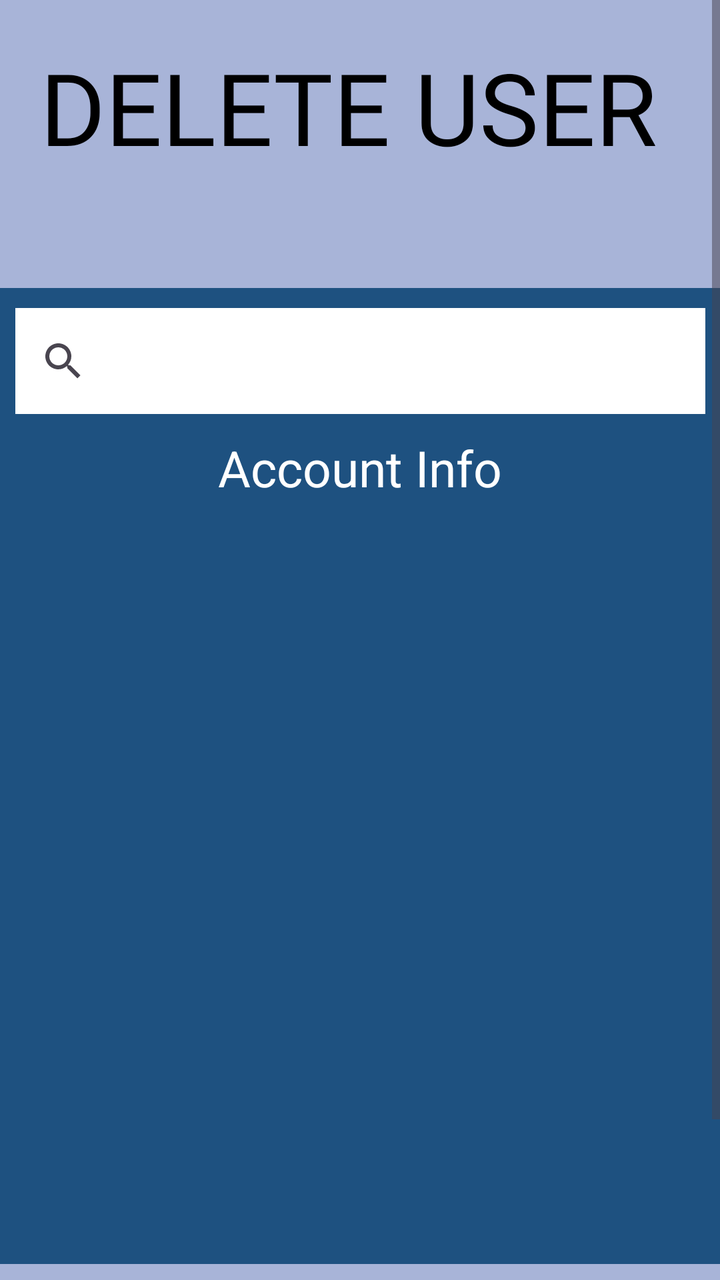
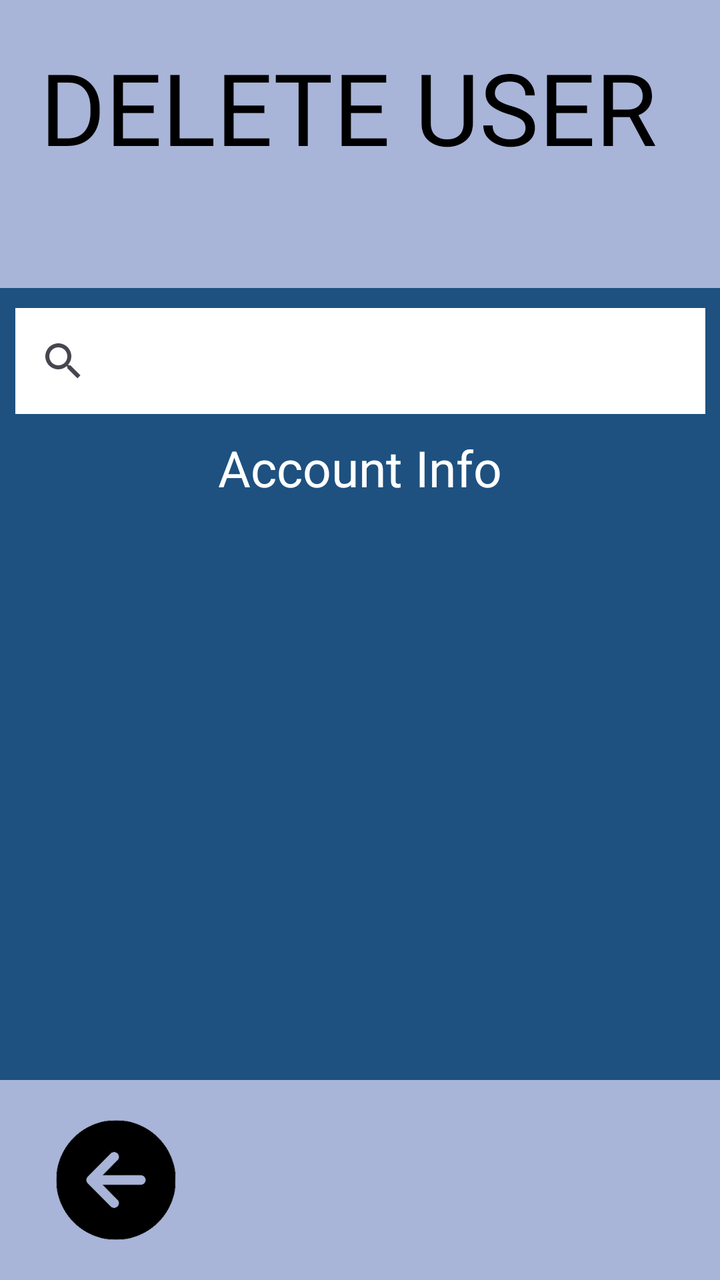

Two renders of the same Android screen: before a commit and after it. Below are the layout's source before the change and the commit's diff.
<!-- AndroidManifest.xml: application theme Theme.FinalsApplication -->
<!-- res/layout/activity_delete_account.xml -->
<?xml version="1.0" encoding="utf-8"?>
<RelativeLayout xmlns:android="http://schemas.android.com/apk/res/android"
    android:layout_width="match_parent"
    android:layout_height="match_parent"
    xmlns:tools="http://schemas.android.com/tools"
    xmlns:app="http://schemas.android.com/apk/res-auto"
    android:background="#1e5180">

    <ScrollView
        android:layout_width="409dp"
        android:layout_height="729dp"
        tools:layout_editor_absoluteX="1dp"
        tools:layout_editor_absoluteY="1dp">

        <LinearLayout
            android:layout_width="match_parent"
            android:layout_height="wrap_content"
            android:orientation="vertical">

            <LinearLayout
                android:layout_width="match_parent"
                android:layout_height="144dp"
                android:background="#a8b4d8"
                android:orientation="vertical">

                <TextView
                    android:id="@+id/mainLabel1"
                    android:layout_width="wrap_content"
                    android:layout_height="wrap_content"
                    android:layout_marginStart="20dp"
                    android:layout_marginTop="20dp"
                    android:fontFamily="@font/roboto_black"
                    android:text="DELETE USER"
                    android:textColor="@color/black"
                    android:textSize="50sp" />

            </LinearLayout>

            <androidx.constraintlayout.widget.ConstraintLayout
                android:layout_width="match_parent"
                android:layout_height="488dp">

                <TextView
                    android:id="@+id/nameLabel"
                    android:layout_width="wrap_content"
                    android:layout_height="wrap_content"
                    android:layout_marginTop="10dp"
                    android:text="Account Info"
                    android:textColor="@color/white"
                    android:textSize="25sp"
                    app:layout_constraintEnd_toEndOf="parent"
                    app:layout_constraintStart_toStartOf="parent"
                    app:layout_constraintTop_toBottomOf="@+id/searchView" />

                <ListView
                    android:id="@+id/list"
                    android:layout_width="match_parent"
                    android:layout_height="376dp"
                    android:layout_marginStart="4dp"
                    android:layout_marginTop="15dp"
                    android:textColor="@color/white"
                    app:layout_constraintStart_toStartOf="parent"
                    app:layout_constraintTop_toBottomOf="@+id/nameLabel" />

                <SearchView
                    android:id="@+id/searchView"
                    android:layout_width="345dp"
                    android:layout_height="53dp"
                    android:layout_marginTop="10dp"
                    android:background="@color/white"
                    app:layout_constraintEnd_toEndOf="parent"
                    app:layout_constraintStart_toStartOf="parent"
                    app:layout_constraintTop_toTopOf="parent" />

            </androidx.constraintlayout.widget.ConstraintLayout>

            <LinearLayout
                android:layout_width="match_parent"
                android:layout_height="100dip"
                android:layout_alignParentBottom="true"
                android:background="#a8b4d8">

                <ImageButton
                    android:id="@+id/backButton"
                    android:layout_width="76dp"
                    android:layout_height="wrap_content"
                    android:layout_marginStart="20dp"
                    android:layout_marginTop="20dp"
                    android:layout_marginBottom="20dp"
                    android:background="?android:attr/selectableItemBackground"
                    android:scaleType="fitCenter"
                    android:src="@drawable/arrowleft" />


            </LinearLayout>

        </LinearLayout>
    </ScrollView>
</RelativeLayout>
<!-- resources referenced by this layout -->
<resources>
  <color name="black">#000000</color>
  <color name="white">#FFFFFFFF</color>
  <!-- drawable arrowleft: png bitmap (drawable, 16559 bytes) -->
  <style name="Theme.FinalsApplication" parent="Base.Theme.FinalsApplication" />
  <style name="Base.Theme.FinalsApplication" parent="Theme.Material3.DayNight.NoActionBar">
          
          
          <item name="android:statusBarColor">#00000000</item>
      </style>
</resources>

<!-- the commit's change to res/layout/activity_delete_account.xml (unified diff, before → after) -->
@@ -74,26 +74,23 @@
 
             </androidx.constraintlayout.widget.ConstraintLayout>
 
-            <LinearLayout
-                android:layout_width="match_parent"
-                android:layout_height="100dip"
-                android:layout_alignParentBottom="true"
-                android:background="#a8b4d8">
-
-                <ImageButton
-                    android:id="@+id/backButton"
-                    android:layout_width="76dp"
-                    android:layout_height="wrap_content"
-                    android:layout_marginStart="20dp"
-                    android:layout_marginTop="20dp"
-                    android:layout_marginBottom="20dp"
-                    android:background="?android:attr/selectableItemBackground"
-                    android:scaleType="fitCenter"
-                    android:src="@drawable/arrowleft" />
-
-
-            </LinearLayout>
-
         </LinearLayout>
     </ScrollView>
+    <LinearLayout
+        android:layout_width="match_parent"
+        android:layout_height="100dip"
+        android:layout_alignParentBottom="true"
+        android:background="#a8b4d8">
+
+        <ImageButton
+            android:id="@+id/backButton"
+            android:layout_width="76dp"
+            android:layout_height="wrap_content"
+            android:layout_marginStart="20dp"
+            android:layout_marginTop="20dp"
+            android:layout_marginBottom="20dp"
+            android:background="?android:attr/selectableItemBackground"
+            android:scaleType="fitCenter"
+            android:src="@drawable/arrowleft" />
+    </LinearLayout>
 </RelativeLayout>
